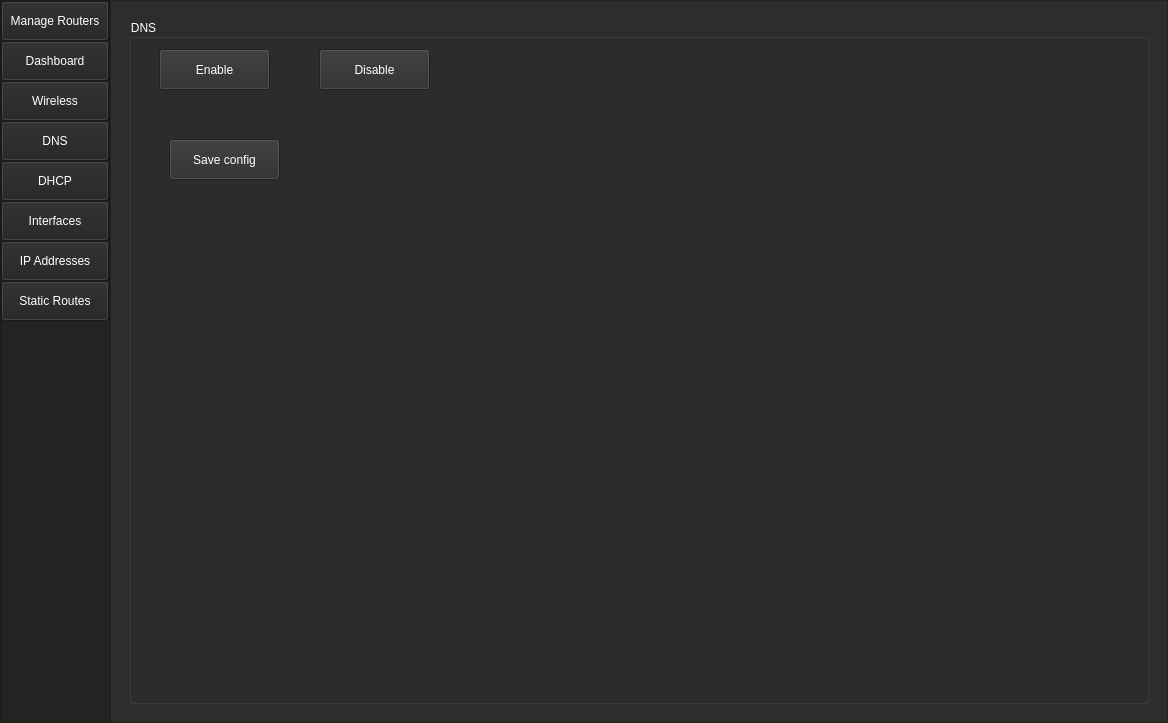
Above: UI/ui_main.ui from monico18/LTI-SDN-Controller before the change. Below: the same form after it.
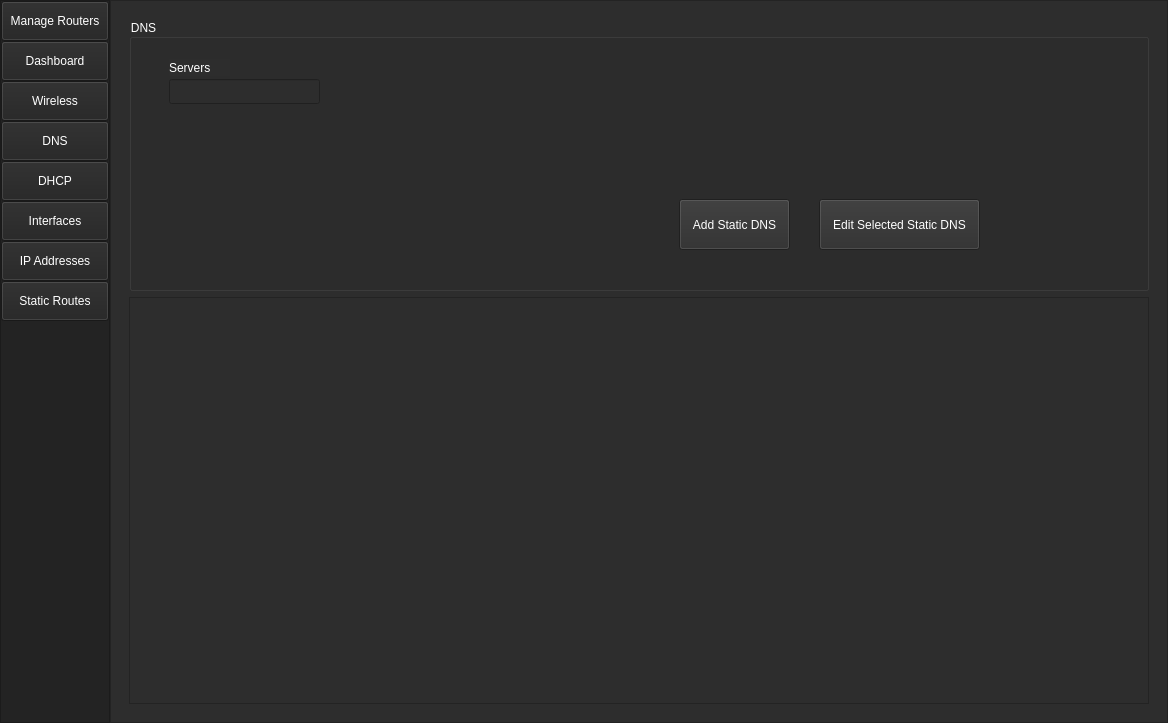
That is the form after the change. The open tabs and pages were chosen to show the change.

The edit to the form file:
```diff
--- a/UI/ui_main.ui
+++ b/UI/ui_main.ui
@@ -4784,6 +4784,12 @@
              <layout class="QVBoxLayout" name="verticalLayout_9">
               <item>
                <widget class="QGroupBox" name="groupBox_4">
+                <property name="sizePolicy">
+                 <sizepolicy hsizetype="Preferred" vsizetype="Preferred">
+                  <horstretch>0</horstretch>
+                  <verstretch>2</verstretch>
+                 </sizepolicy>
+                </property>
                 <property name="palette">
                  <palette>
                   <active>
@@ -4905,275 +4911,13 @@
                 <property name="title">
                  <string>DNS</string>
                 </property>
-                <widget class="QPushButton" name="btn_enable_dns">
-                 <property name="geometry">
-                  <rect>
-                   <x>30</x>
-                   <y>30</y>
-                   <width>111</width>
-                   <height>41</height>
-                  </rect>
-                 </property>
-                 <property name="palette">
-                  <palette>
-                   <active>
-                    <colorrole role="Button">
-                     <brush brushstyle="SolidPattern">
-                      <color alpha="255">
-                       <red>45</red>
-                       <green>45</green>
-                       <blue>45</blue>
-                      </color>
-                     </brush>
-                    </colorrole>
-                    <colorrole role="ButtonText">
-                     <brush brushstyle="SolidPattern">
-                      <color alpha="255">
-                       <red>255</red>
-                       <green>255</green>
-                       <blue>255</blue>
-                      </color>
-                     </brush>
-                    </colorrole>
-                    <colorrole role="Base">
-                     <brush brushstyle="SolidPattern">
-                      <color alpha="255">
-                       <red>45</red>
-                       <green>45</green>
-                       <blue>45</blue>
-                      </color>
-                     </brush>
-                    </colorrole>
-                    <colorrole role="Window">
-                     <brush brushstyle="SolidPattern">
-                      <color alpha="255">
-                       <red>45</red>
-                       <green>45</green>
-                       <blue>45</blue>
-                      </color>
-                     </brush>
-                    </colorrole>
-                   </active>
-                   <inactive>
-                    <colorrole role="Button">
-                     <brush brushstyle="SolidPattern">
-                      <color alpha="255">
-                       <red>45</red>
-                       <green>45</green>
-                       <blue>45</blue>
-                      </color>
-                     </brush>
-                    </colorrole>
-                    <colorrole role="ButtonText">
-                     <brush brushstyle="SolidPattern">
-                      <color alpha="255">
-                       <red>255</red>
-                       <green>255</green>
-                       <blue>255</blue>
-                      </color>
-                     </brush>
-                    </colorrole>
-                    <colorrole role="Base">
-                     <brush brushstyle="SolidPattern">
-                      <color alpha="255">
-                       <red>45</red>
-                       <green>45</green>
-                       <blue>45</blue>
-                      </color>
-                     </brush>
-                    </colorrole>
-                    <colorrole role="Window">
-                     <brush brushstyle="SolidPattern">
-                      <color alpha="255">
-                       <red>45</red>
-                       <green>45</green>
-                       <blue>45</blue>
-                      </color>
-                     </brush>
-                    </colorrole>
-                   </inactive>
-                   <disabled>
-                    <colorrole role="Button">
-                     <brush brushstyle="SolidPattern">
-                      <color alpha="255">
-                       <red>45</red>
-                       <green>45</green>
-                       <blue>45</blue>
-                      </color>
-                     </brush>
-                    </colorrole>
-                    <colorrole role="ButtonText">
-                     <brush brushstyle="SolidPattern">
-                      <color alpha="255">
-                       <red>120</red>
-                       <green>120</green>
-                       <blue>120</blue>
-                      </color>
-                     </brush>
-                    </colorrole>
-                    <colorrole role="Base">
-                     <brush brushstyle="SolidPattern">
-                      <color alpha="255">
-                       <red>45</red>
-                       <green>45</green>
-                       <blue>45</blue>
-                      </color>
-                     </brush>
-                    </colorrole>
-                    <colorrole role="Window">
-                     <brush brushstyle="SolidPattern">
-                      <color alpha="255">
-                       <red>45</red>
-                       <green>45</green>
-                       <blue>45</blue>
-                      </color>
-                     </brush>
-                    </colorrole>
-                   </disabled>
-                  </palette>
-                 </property>
-                 <property name="text">
-                  <string>Enable</string>
-                 </property>
-                </widget>
-                <widget class="QPushButton" name="btn_disable_dns">
-                 <property name="geometry">
-                  <rect>
-                   <x>190</x>
-                   <y>30</y>
-                   <width>111</width>
-                   <height>41</height>
-                  </rect>
-                 </property>
-                 <property name="palette">
-                  <palette>
-                   <active>
-                    <colorrole role="Button">
-                     <brush brushstyle="SolidPattern">
-                      <color alpha="255">
-                       <red>45</red>
-                       <green>45</green>
-                       <blue>45</blue>
-                      </color>
-                     </brush>
-                    </colorrole>
-                    <colorrole role="ButtonText">
-                     <brush brushstyle="SolidPattern">
-                      <color alpha="255">
-                       <red>255</red>
-                       <green>255</green>
-                       <blue>255</blue>
-                      </color>
-                     </brush>
-                    </colorrole>
-                    <colorrole role="Base">
-                     <brush brushstyle="SolidPattern">
-                      <color alpha="255">
-                       <red>45</red>
-                       <green>45</green>
-                       <blue>45</blue>
-                      </color>
-                     </brush>
-                    </colorrole>
-                    <colorrole role="Window">
-                     <brush brushstyle="SolidPattern">
-                      <color alpha="255">
-                       <red>45</red>
-                       <green>45</green>
-                       <blue>45</blue>
-                      </color>
-                     </brush>
-                    </colorrole>
-                   </active>
-                   <inactive>
-                    <colorrole role="Button">
-                     <brush brushstyle="SolidPattern">
-                      <color alpha="255">
-                       <red>45</red>
-                       <green>45</green>
-                       <blue>45</blue>
-                      </color>
-                     </brush>
-                    </colorrole>
-                    <colorrole role="ButtonText">
-                     <brush brushstyle="SolidPattern">
-                      <color alpha="255">
-                       <red>255</red>
-                       <green>255</green>
-                       <blue>255</blue>
-                      </color>
-                     </brush>
-                    </colorrole>
-                    <colorrole role="Base">
-                     <brush brushstyle="SolidPattern">
-                      <color alpha="255">
-                       <red>45</red>
-                       <green>45</green>
-                       <blue>45</blue>
-                      </color>
-                     </brush>
-                    </colorrole>
-                    <colorrole role="Window">
-                     <brush brushstyle="SolidPattern">
-                      <color alpha="255">
-                       <red>45</red>
-                       <green>45</green>
-                       <blue>45</blue>
-                      </color>
-                     </brush>
-                    </colorrole>
-                   </inactive>
-                   <disabled>
-                    <colorrole role="Button">
-                     <brush brushstyle="SolidPattern">
-                      <color alpha="255">
-                       <red>45</red>
-                       <green>45</green>
-                       <blue>45</blue>
-                      </color>
-                     </brush>
-                    </colorrole>
-                    <colorrole role="ButtonText">
-                     <brush brushstyle="SolidPattern">
-                      <color alpha="255">
-                       <red>120</red>
-                       <green>120</green>
-                       <blue>120</blue>
-                      </color>
-                     </brush>
-                    </colorrole>
-                    <colorrole role="Base">
-                     <brush brushstyle="SolidPattern">
-                      <color alpha="255">
-                       <red>45</red>
-                       <green>45</green>
-                       <blue>45</blue>
-                      </color>
-                     </brush>
-                    </colorrole>
-                    <colorrole role="Window">
-                     <brush brushstyle="SolidPattern">
-                      <color alpha="255">
-                       <red>45</red>
-                       <green>45</green>
-                       <blue>45</blue>
-                      </color>
-                     </brush>
-                    </colorrole>
-                   </disabled>
-                  </palette>
-                 </property>
-                 <property name="text">
-                  <string>Disable</string>
-                 </property>
-                </widget>
                 <widget class="QPushButton" name="btn_save_config_dns">
                  <property name="geometry">
                   <rect>
-                   <x>40</x>
-                   <y>120</y>
+                   <x>550</x>
+                   <y>180</y>
                    <width>111</width>
-                   <height>41</height>
+                   <height>51</height>
                   </rect>
                  </property>
                  <property name="palette">
@@ -5295,9 +5039,529 @@
                   </palette>
                  </property>
                  <property name="text">
-                  <string>Save config</string>
+                  <string>Add Static DNS</string>
                  </property>
                 </widget>
+                <widget class="QPushButton" name="btn_save_config_dns_2">
+                 <property name="geometry">
+                  <rect>
+                   <x>690</x>
+                   <y>180</y>
+                   <width>161</width>
+                   <height>51</height>
+                  </rect>
+                 </property>
+                 <property name="palette">
+                  <palette>
+                   <active>
+                    <colorrole role="Button">
+                     <brush brushstyle="SolidPattern">
+                      <color alpha="255">
+                       <red>45</red>
+                       <green>45</green>
+                       <blue>45</blue>
+                      </color>
+                     </brush>
+                    </colorrole>
+                    <colorrole role="ButtonText">
+                     <brush brushstyle="SolidPattern">
+                      <color alpha="255">
+                       <red>255</red>
+                       <green>255</green>
+                       <blue>255</blue>
+                      </color>
+                     </brush>
+                    </colorrole>
+                    <colorrole role="Base">
+                     <brush brushstyle="SolidPattern">
+                      <color alpha="255">
+                       <red>45</red>
+                       <green>45</green>
+                       <blue>45</blue>
+                      </color>
+                     </brush>
+                    </colorrole>
+                    <colorrole role="Window">
+                     <brush brushstyle="SolidPattern">
+                      <color alpha="255">
+                       <red>45</red>
+                       <green>45</green>
+                       <blue>45</blue>
+                      </color>
+                     </brush>
+                    </colorrole>
+                   </active>
+                   <inactive>
+                    <colorrole role="Button">
+                     <brush brushstyle="SolidPattern">
+                      <color alpha="255">
+                       <red>45</red>
+                       <green>45</green>
+                       <blue>45</blue>
+                      </color>
+                     </brush>
+                    </colorrole>
+                    <colorrole role="ButtonText">
+                     <brush brushstyle="SolidPattern">
+                      <color alpha="255">
+                       <red>255</red>
+                       <green>255</green>
+                       <blue>255</blue>
+                      </color>
+                     </brush>
+                    </colorrole>
+                    <colorrole role="Base">
+                     <brush brushstyle="SolidPattern">
+                      <color alpha="255">
+                       <red>45</red>
+                       <green>45</green>
+                       <blue>45</blue>
+                      </color>
+                     </brush>
+                    </colorrole>
+                    <colorrole role="Window">
+                     <brush brushstyle="SolidPattern">
+                      <color alpha="255">
+                       <red>45</red>
+                       <green>45</green>
+                       <blue>45</blue>
+                      </color>
+                     </brush>
+                    </colorrole>
+                   </inactive>
+                   <disabled>
+                    <colorrole role="Button">
+                     <brush brushstyle="SolidPattern">
+                      <color alpha="255">
+                       <red>45</red>
+                       <green>45</green>
+                       <blue>45</blue>
+                      </color>
+                     </brush>
+                    </colorrole>
+                    <colorrole role="ButtonText">
+                     <brush brushstyle="SolidPattern">
+                      <color alpha="255">
+                       <red>120</red>
+                       <green>120</green>
+                       <blue>120</blue>
+                      </color>
+                     </brush>
+                    </colorrole>
+                    <colorrole role="Base">
+                     <brush brushstyle="SolidPattern">
+                      <color alpha="255">
+                       <red>45</red>
+                       <green>45</green>
+                       <blue>45</blue>
+                      </color>
+                     </brush>
+                    </colorrole>
+                    <colorrole role="Window">
+                     <brush brushstyle="SolidPattern">
+                      <color alpha="255">
+                       <red>45</red>
+                       <green>45</green>
+                       <blue>45</blue>
+                      </color>
+                     </brush>
+                    </colorrole>
+                   </disabled>
+                  </palette>
+                 </property>
+                 <property name="text">
+                  <string>Edit Selected Static DNS</string>
+                 </property>
+                </widget>
+                <widget class="QLineEdit" name="line_servers">
+                 <property name="enabled">
+                  <bool>true</bool>
+                 </property>
+                 <property name="geometry">
+                  <rect>
+                   <x>40</x>
+                   <y>60</y>
+                   <width>151</width>
+                   <height>25</height>
+                  </rect>
+                 </property>
+                 <property name="palette">
+                  <palette>
+                   <active>
+                    <colorrole role="WindowText">
+                     <brush brushstyle="SolidPattern">
+                      <color alpha="255">
+                       <red>255</red>
+                       <green>255</green>
+                       <blue>255</blue>
+                      </color>
+                     </brush>
+                    </colorrole>
+                    <colorrole role="Button">
+                     <brush brushstyle="SolidPattern">
+                      <color alpha="255">
+                       <red>45</red>
+                       <green>45</green>
+                       <blue>45</blue>
+                      </color>
+                     </brush>
+                    </colorrole>
+                    <colorrole role="Text">
+                     <brush brushstyle="SolidPattern">
+                      <color alpha="255">
+                       <red>255</red>
+                       <green>255</green>
+                       <blue>255</blue>
+                      </color>
+                     </brush>
+                    </colorrole>
+                    <colorrole role="ButtonText">
+                     <brush brushstyle="SolidPattern">
+                      <color alpha="255">
+                       <red>255</red>
+                       <green>255</green>
+                       <blue>255</blue>
+                      </color>
+                     </brush>
+                    </colorrole>
+                    <colorrole role="Base">
+                     <brush brushstyle="SolidPattern">
+                      <color alpha="255">
+                       <red>45</red>
+                       <green>45</green>
+                       <blue>45</blue>
+                      </color>
+                     </brush>
+                    </colorrole>
+                    <colorrole role="Window">
+                     <brush brushstyle="SolidPattern">
+                      <color alpha="255">
+                       <red>45</red>
+                       <green>45</green>
+                       <blue>45</blue>
+                      </color>
+                     </brush>
+                    </colorrole>
+                   </active>
+                   <inactive>
+                    <colorrole role="WindowText">
+                     <brush brushstyle="SolidPattern">
+                      <color alpha="255">
+                       <red>255</red>
+                       <green>255</green>
+                       <blue>255</blue>
+                      </color>
+                     </brush>
+                    </colorrole>
+                    <colorrole role="Button">
+                     <brush brushstyle="SolidPattern">
+                      <color alpha="255">
+                       <red>45</red>
+                       <green>45</green>
+                       <blue>45</blue>
+                      </color>
+                     </brush>
+                    </colorrole>
+                    <colorrole role="Text">
+                     <brush brushstyle="SolidPattern">
+                      <color alpha="255">
+                       <red>255</red>
+                       <green>255</green>
+                       <blue>255</blue>
+                      </color>
+                     </brush>
+                    </colorrole>
+                    <colorrole role="ButtonText">
+                     <brush brushstyle="SolidPattern">
+                      <color alpha="255">
+                       <red>255</red>
+                       <green>255</green>
+                       <blue>255</blue>
+                      </color>
+                     </brush>
+                    </colorrole>
+                    <colorrole role="Base">
+                     <brush brushstyle="SolidPattern">
+                      <color alpha="255">
+                       <red>45</red>
+                       <green>45</green>
+                       <blue>45</blue>
+                      </color>
+                     </brush>
+                    </colorrole>
+                    <colorrole role="Window">
+                     <brush brushstyle="SolidPattern">
+                      <color alpha="255">
+                       <red>45</red>
+                       <green>45</green>
+                       <blue>45</blue>
+                      </color>
+                     </brush>
+                    </colorrole>
+                   </inactive>
+                   <disabled>
+                    <colorrole role="WindowText">
+                     <brush brushstyle="SolidPattern">
+                      <color alpha="255">
+                       <red>120</red>
+                       <green>120</green>
+                       <blue>120</blue>
+                      </color>
+                     </brush>
+                    </colorrole>
+                    <colorrole role="Button">
+                     <brush brushstyle="SolidPattern">
+                      <color alpha="255">
+                       <red>45</red>
+                       <green>45</green>
+                       <blue>45</blue>
+                      </color>
+                     </brush>
+                    </colorrole>
+                    <colorrole role="Text">
+                     <brush brushstyle="SolidPattern">
+                      <color alpha="255">
+                       <red>120</red>
+                       <green>120</green>
+                       <blue>120</blue>
+                      </color>
+                     </brush>
+                    </colorrole>
+                    <colorrole role="ButtonText">
+                     <brush brushstyle="SolidPattern">
+                      <color alpha="255">
+                       <red>120</red>
+                       <green>120</green>
+                       <blue>120</blue>
+                      </color>
+                     </brush>
+                    </colorrole>
+                    <colorrole role="Base">
+                     <brush brushstyle="SolidPattern">
+                      <color alpha="255">
+                       <red>45</red>
+                       <green>45</green>
+                       <blue>45</blue>
+                      </color>
+                     </brush>
+                    </colorrole>
+                    <colorrole role="Window">
+                     <brush brushstyle="SolidPattern">
+                      <color alpha="255">
+                       <red>45</red>
+                       <green>45</green>
+                       <blue>45</blue>
+                      </color>
+                     </brush>
+                    </colorrole>
+                   </disabled>
+                  </palette>
+                 </property>
+                 <property name="mouseTracking">
+                  <bool>false</bool>
+                 </property>
+                 <property name="focusPolicy">
+                  <enum>Qt::ClickFocus</enum>
+                 </property>
+                 <property name="text">
+                  <string/>
+                 </property>
+                </widget>
+                <widget class="QLabel" name="label_5">
+                 <property name="geometry">
+                  <rect>
+                   <x>40</x>
+                   <y>40</y>
+                   <width>61</width>
+                   <height>17</height>
+                  </rect>
+                 </property>
+                 <property name="palette">
+                  <palette>
+                   <active>
+                    <colorrole role="WindowText">
+                     <brush brushstyle="SolidPattern">
+                      <color alpha="255">
+                       <red>255</red>
+                       <green>255</green>
+                       <blue>255</blue>
+                      </color>
+                     </brush>
+                    </colorrole>
+                    <colorrole role="Button">
+                     <brush brushstyle="SolidPattern">
+                      <color alpha="255">
+                       <red>45</red>
+                       <green>45</green>
+                       <blue>45</blue>
+                      </color>
+                     </brush>
+                    </colorrole>
+                    <colorrole role="Text">
+                     <brush brushstyle="SolidPattern">
+                      <color alpha="255">
+                       <red>255</red>
+                       <green>255</green>
+                       <blue>255</blue>
+                      </color>
+                     </brush>
+                    </colorrole>
+                    <colorrole role="ButtonText">
+                     <brush brushstyle="SolidPattern">
+                      <color alpha="255">
+                       <red>255</red>
+                       <green>255</green>
+                       <blue>255</blue>
+                      </color>
+                     </brush>
+                    </colorrole>
+                    <colorrole role="Base">
+                     <brush brushstyle="SolidPattern">
+                      <color alpha="255">
+                       <red>45</red>
+                       <green>45</green>
+                       <blue>45</blue>
+                      </color>
+                     </brush>
+                    </colorrole>
+                    <colorrole role="Window">
+                     <brush brushstyle="SolidPattern">
+                      <color alpha="255">
+                       <red>45</red>
+                       <green>45</green>
+                       <blue>45</blue>
+                      </color>
+                     </brush>
+                    </colorrole>
+                   </active>
+                   <inactive>
+                    <colorrole role="WindowText">
+                     <brush brushstyle="SolidPattern">
+                      <color alpha="255">
+                       <red>255</red>
+                       <green>255</green>
+                       <blue>255</blue>
+                      </color>
+                     </brush>
+                    </colorrole>
+                    <colorrole role="Button">
+                     <brush brushstyle="SolidPattern">
+                      <color alpha="255">
+                       <red>45</red>
+                       <green>45</green>
+                       <blue>45</blue>
+                      </color>
+                     </brush>
+                    </colorrole>
+                    <colorrole role="Text">
+                     <brush brushstyle="SolidPattern">
+                      <color alpha="255">
+                       <red>255</red>
+                       <green>255</green>
+                       <blue>255</blue>
+                      </color>
+                     </brush>
+                    </colorrole>
+                    <colorrole role="ButtonText">
+                     <brush brushstyle="SolidPattern">
+                      <color alpha="255">
+                       <red>255</red>
+                       <green>255</green>
+                       <blue>255</blue>
+                      </color>
+                     </brush>
+                    </colorrole>
+                    <colorrole role="Base">
+                     <brush brushstyle="SolidPattern">
+                      <color alpha="255">
+                       <red>45</red>
+                       <green>45</green>
+                       <blue>45</blue>
+                      </color>
+                     </brush>
+                    </colorrole>
+                    <colorrole role="Window">
+                     <brush brushstyle="SolidPattern">
+                      <color alpha="255">
+                       <red>45</red>
+                       <green>45</green>
+                       <blue>45</blue>
+                      </color>
+                     </brush>
+                    </colorrole>
+                   </inactive>
+                   <disabled>
+                    <colorrole role="WindowText">
+                     <brush brushstyle="SolidPattern">
+                      <color alpha="255">
+                       <red>120</red>
+                       <green>120</green>
+                       <blue>120</blue>
+                      </color>
+                     </brush>
+                    </colorrole>
+                    <colorrole role="Button">
+                     <brush brushstyle="SolidPattern">
+                      <color alpha="255">
+                       <red>45</red>
+                       <green>45</green>
+                       <blue>45</blue>
+                      </color>
+                     </brush>
+                    </colorrole>
+                    <colorrole role="Text">
+                     <brush brushstyle="SolidPattern">
+                      <color alpha="255">
+                       <red>120</red>
+                       <green>120</green>
+                       <blue>120</blue>
+                      </color>
+                     </brush>
+                    </colorrole>
+                    <colorrole role="ButtonText">
+                     <brush brushstyle="SolidPattern">
+                      <color alpha="255">
+                       <red>120</red>
+                       <green>120</green>
+                       <blue>120</blue>
+                      </color>
+                     </brush>
+                    </colorrole>
+                    <colorrole role="Base">
+                     <brush brushstyle="SolidPattern">
+                      <color alpha="255">
+                       <red>45</red>
+                       <green>45</green>
+                       <blue>45</blue>
+                      </color>
+                     </brush>
+                    </colorrole>
+                    <colorrole role="Window">
+                     <brush brushstyle="SolidPattern">
+                      <color alpha="255">
+                       <red>45</red>
+                       <green>45</green>
+                       <blue>45</blue>
+                      </color>
+                     </brush>
+                    </colorrole>
+                   </disabled>
+                  </palette>
+                 </property>
+                 <property name="text">
+                  <string>Servers</string>
+                 </property>
+                </widget>
+               </widget>
+              </item>
+              <item>
+               <widget class="QTableWidget" name="tableWidget_5">
+                <property name="sizePolicy">
+                 <sizepolicy hsizetype="Expanding" vsizetype="Expanding">
+                  <horstretch>0</horstretch>
+                  <verstretch>3</verstretch>
+                 </sizepolicy>
+                </property>
                </widget>
               </item>
              </layout>
```
Left out of the diff: 1340 changed lines with no effect on the pictures.
